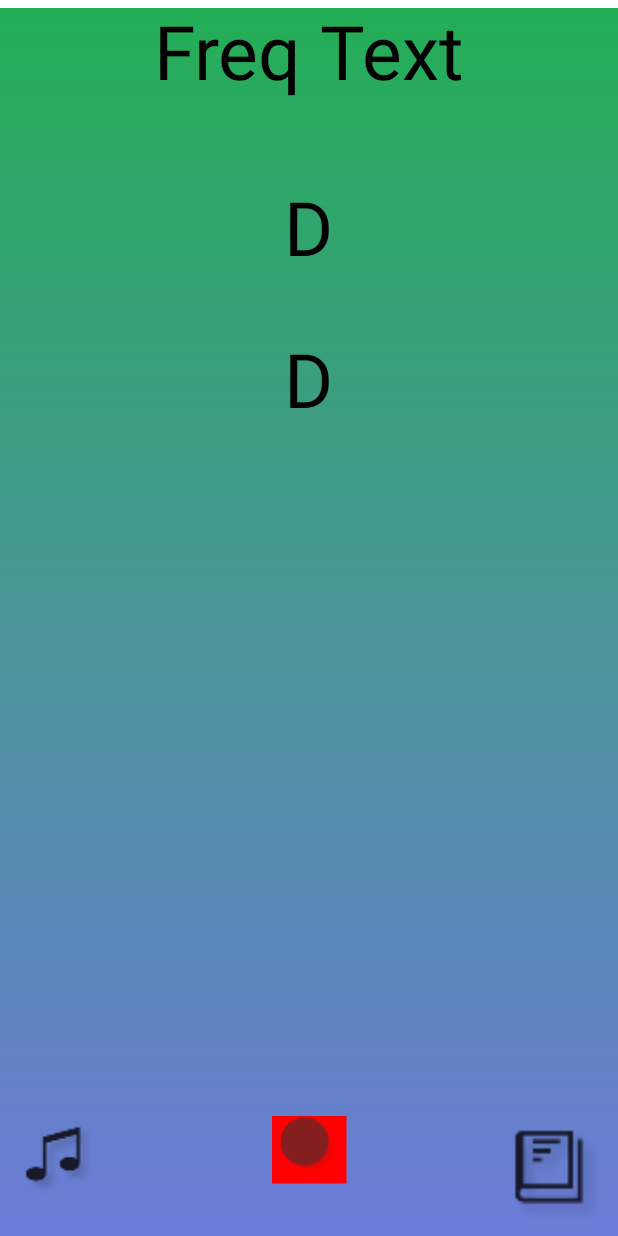
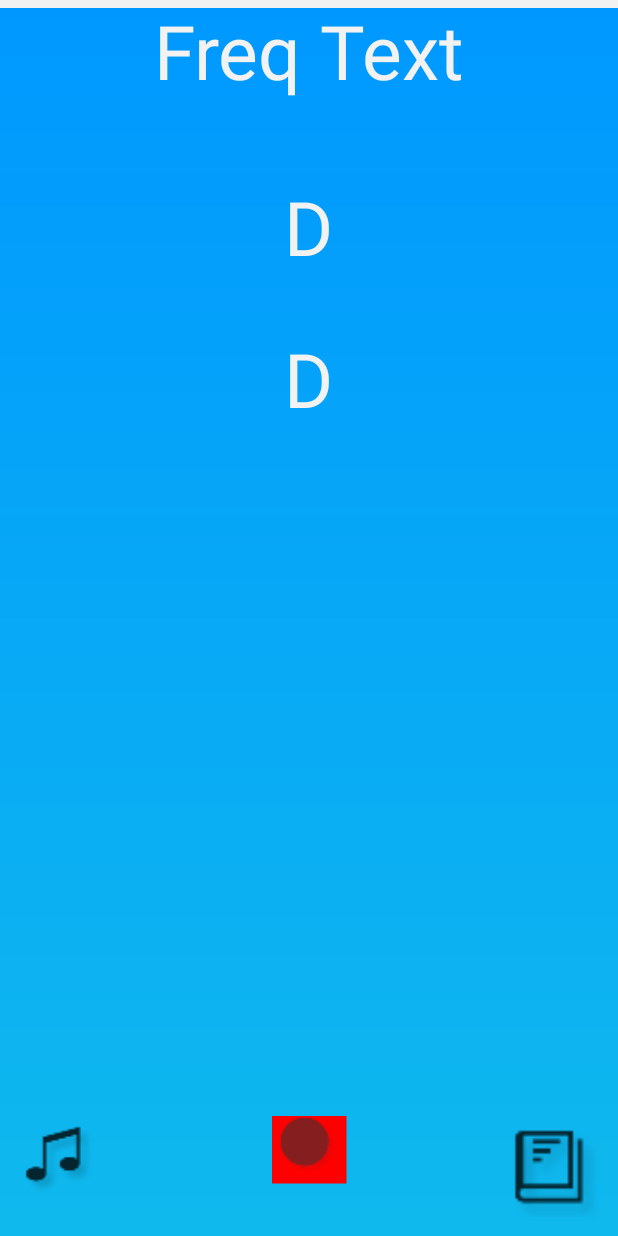
Before and after one commit to dylanmarcus/SingBetter, an Android app: the screen it shows after launch (MainActivity), on a phone screen of 412 x 824 dp. Run offline under Robolectric (Android 15) with nearby library versions, the phone set to English and light mode, and no system bars; libraries missing offline, so code that uses them is left out: android.support.percent; plain views replace PercentRelativeLayout; 4 statements that could not run were skipped.

Commit message:
bar sticks to top or bottom when user is too off

```diff
--- a/SingBetter/app/src/main/java/com/inyourface/singbetter/MainActivity.java
+++ b/SingBetter/app/src/main/java/com/inyourface/singbetter/MainActivity.java
@@ -169,18 +169,18 @@ public class MainActivity extends AppCompatActivity
 
                         // calculate percentage value for bar position
                         // EDGE BAR POSITIONS DO NOT WORK CORRECTLY FOR B AND C
-					/*
+
                         if (adjustedPitchInHz > selectedNote.getMaxFrequency())
                             frequencyBarPosition = 0;
                         else if (adjustedPitchInHz < selectedNote.getMinFrequency())
                             frequencyBarPosition = 0.99;
-                    */
-                        //else
-                        frequencyBarPosition = ( ( (selectedNote.getMaxFrequency() - adjustedPitchInHz) / screenRange) * 100) * 0.01f;
-                    /*
+
+                        else
+                            frequencyBarPosition = ( ( (selectedNote.getMaxFrequency() - adjustedPitchInHz) / screenRange) * 100) * 0.01f;
+
                         if (pitchInHz == -1)
                             frequencyBarPosition = 2;
-                    */
+
 
                         // change frequency bar position
                         percentLayoutInfo.topMarginPercent = (float) frequencyBarPosition;
--- a/SingBetter/app/src/main/java/com/inyourface/singbetter/Objects/Note.java
+++ b/SingBetter/app/src/main/java/com/inyourface/singbetter/Objects/Note.java
@@ -11,9 +11,9 @@ public enum Note
 	// The octave: C C#(D♭) D D#(E♭) E F F#(G♭) G G#(A♭) A A#(B♭) B
 	A ("A", 440.00, 415.30, 466.16),
 	A_SHARP ("A#", 466.16, 440.00, 493.88),
-	B ("B", 493.88, 466.16, 261.63),
+	B ("B", 493.88, 466.16, 523.25),
 	//B_SHARP ("B#"),
-	C ("C", 261.63, 493.88, 277.18),
+	C ("C", 261.63, 246.94, 277.18),
 	C_SHARP ("C#", 277.18, 261.63, 293.66),
 	D ("D", 293.66, 277.18, 311.13),
 	D_SHARP ("D#", 311.13, 293.66, 329.63),
--- a/SingBetter/app/src/main/res/drawable/background.xml
+++ b/SingBetter/app/src/main/res/drawable/background.xml
@@ -4,8 +4,8 @@
         android:shape="rectangle">
 
         <gradient
-            android:endColor="@color/bgPurple"
-            android:startColor="@color/bgBlue"
+            android:endColor="@color/bgDarkBlue"
+            android:startColor="@color/bgLightBlue"
             android:angle="90" />
 
     </shape>
--- a/SingBetter/app/src/main/res/drawable/user_frequency_bar.xml
+++ b/SingBetter/app/src/main/res/drawable/user_frequency_bar.xml
@@ -5,6 +5,6 @@
     android:id="@+id/user_frequency_bar_shape"
     android:shape="rectangle">
 
-    <solid android:color="@color/white" />
+    <solid android:color="@color/eggShell" />
 
 </shape>
--- a/SingBetter/app/src/main/res/layout/activity_main.xml
+++ b/SingBetter/app/src/main/res/layout/activity_main.xml
@@ -104,8 +104,7 @@
         android:layout_centerHorizontal="true"
         android:layout_marginTop="151dp"
         android:text="C"
-        android:textSize="50dp"
-        android:textColor="#000" />
+        android:textSize="50dp" />
 
     <!-- record pitch in Hz and display as an array
     <TextView
--- a/SingBetter/app/src/main/res/values/colors.xml
+++ b/SingBetter/app/src/main/res/values/colors.xml
@@ -6,6 +6,9 @@
     <color name="white">#FFFFFF</color>
     <color name="bgPurple">#23AE55</color>
     <color name="bgBlue">#6D7BD8</color>
+    <color name="bgDarkBlue">#0098FF</color>
+    <color name="bgLightBlue">#0FB9ED</color>
+    <color name="eggShell">#F2F2F2</color>
     <color name="black">#000000</color>
 
 </resources>
--- a/SingBetter/app/src/main/res/values/styles.xml
+++ b/SingBetter/app/src/main/res/values/styles.xml
@@ -8,7 +8,7 @@
         <item name="colorPrimaryDark">@color/colorPrimaryDark</item>
         <item name="colorAccent">@color/colorAccent</item>
         <item name="android:buttonStyle">@style/WhiteButton</item>
-        <item name="android:textColor">@color/black</item>
+        <item name="android:textColor">@color/eggShell</item>
     </style>
 
     <style name="WhiteButton" parent="android:Widget.Material.Button">
```
